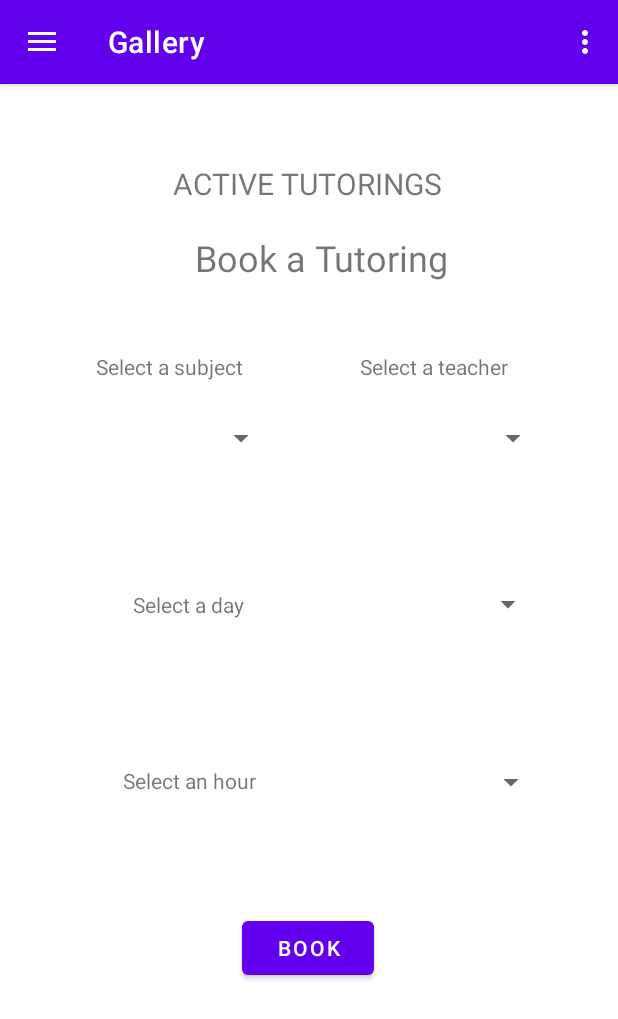
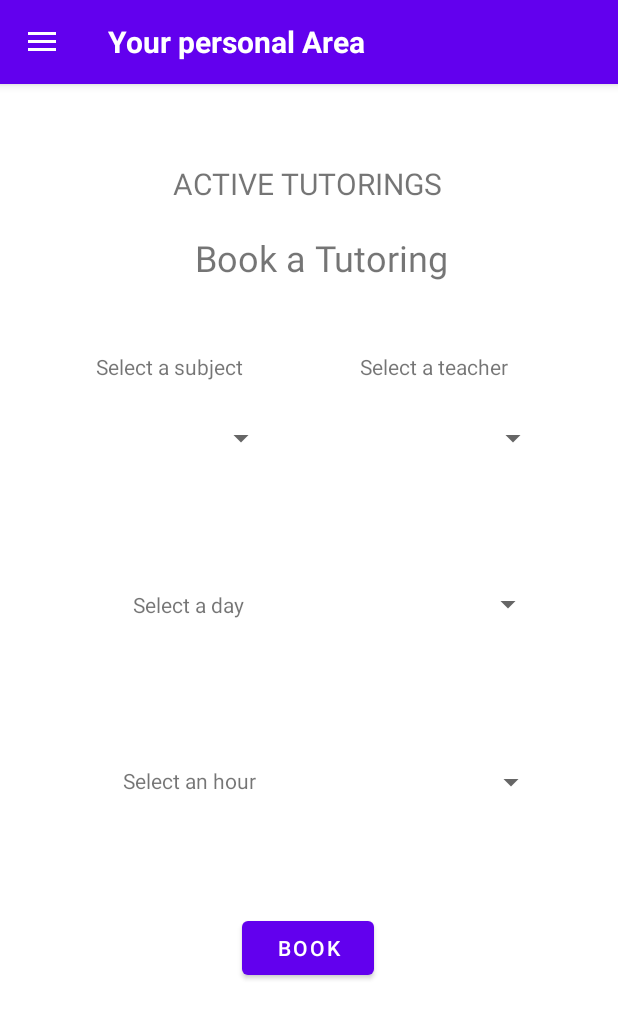
Before and after one commit to Toure-exe/client_android_ripetizioni, an Android app: the BookingFragment screen opened through its navigation route, in the side drawer, after a tap on "Active bookings", on a phone screen of 412 x 824 dp. Shown: the top 1019 px of the screen. Run offline under Robolectric (Android 15) with nearby library versions, the light colour scheme and no system bars; our stand-ins replace navigation-ui.

Commit message:
pulizia codice

```diff
--- a/OnlineLessons/app/src/main/java/com/example/onlinelessons/LoggedActivity.java
+++ b/OnlineLessons/app/src/main/java/com/example/onlinelessons/LoggedActivity.java
@@ -5,15 +5,12 @@ import android.os.Bundle;
 import android.util.Log;
 import android.view.MenuItem;
 import android.view.View;
-import android.view.Menu;
 import android.widget.TextView;
 
 
 import com.example.onlinelessons.ui.gallery.BookingFragment;
-import com.example.onlinelessons.ui.home.HomeFragment;
 import com.example.onlinelessons.ui.slideshow.ActiveFragment;
 import com.example.onlinelessons.ui.slideshow.SlideshowFragment;
-import com.google.android.material.snackbar.Snackbar;
 import com.google.android.material.navigation.NavigationView;
 
 import androidx.annotation.NonNull;
@@ -23,7 +20,6 @@ import androidx.fragment.app.FragmentManager;
 import androidx.fragment.app.FragmentTransaction;
 import androidx.navigation.NavController;
 import androidx.navigation.Navigation;
-import androidx.navigation.fragment.NavHostFragment;
 import androidx.navigation.ui.AppBarConfiguration;
 import androidx.navigation.ui.NavigationUI;
 import androidx.drawerlayout.widget.DrawerLayout;
@@ -53,6 +49,9 @@ public class LoggedActivity extends AppCompatActivity {
         setContentView(binding.getRoot());
         Toolbar tb = (Toolbar) findViewById(R.id.toolbar);
         setSupportActionBar(tb);
+        TextView textView = (TextView)tb.findViewById(R.id.custom_title);
+        textView.setText("Your personal Area");
+        getSupportActionBar().setDisplayShowTitleEnabled(false);
 
         DrawerLayout drawer = binding.drawerLayout;
         NavigationView navigationView = binding.navView;
@@ -79,41 +78,27 @@ public class LoggedActivity extends AppCompatActivity {
     }
 
     @Override
-    public boolean onCreateOptionsMenu(Menu menu) {
-        // Inflate the menu; this adds items to the action bar if it is present.
-        getMenuInflater().inflate(R.menu.logged, menu);
-        return true;
-    }
-
-    @Override
     public boolean onOptionsItemSelected(@NonNull MenuItem item) {
-        Log.d("Logged",""+item.getItemId());
         DrawerLayout drawer = (DrawerLayout) findViewById(R.id.drawer_layout);
         switch (item.getItemId()) {
             case R.id.tutoring:
                 changeView(new BookingFragment());
                 drawer.closeDrawer(GravityCompat.START);
-                Log.d("Logged","ENTRATO TUTORING");
                 return true;
             case R.id.active_booking:
                 changeView(new ActiveFragment());
                 drawer.closeDrawer(GravityCompat.START);
-                Log.d("Logged","ENTRATO BOOKING");
                 return true;
             case R.id.booking_history:
                 changeView(new SlideshowFragment());
                 drawer.closeDrawer(GravityCompat.START);
-                Log.d("Logged","ENTRATO history");
                 return true;
             case R.id.logout:
                 createPostLogout();
-                Log.d("Logged","ENTRATO logout");
                 return true;
             default:
                 return super.onOptionsItemSelected(item);
         }
-
-
     }
 
     private void createPostLogout(){
@@ -142,7 +127,6 @@ public class LoggedActivity extends AppCompatActivity {
 
             @Override
             public void onFailure(Call<String> call, Throwable t) {
-                // Toast.makeText(getActivity(),t.getMessage(),Toast.LENGTH_SHORT).show();
                 Log.d("LoggedActivity", "FAILURE: "+t.getMessage());
             }
         });
--- a/OnlineLessons/app/src/main/java/com/example/onlinelessons/SecondFragment.java
+++ b/OnlineLessons/app/src/main/java/com/example/onlinelessons/SecondFragment.java
@@ -93,10 +93,7 @@ public class SecondFragment extends Fragment {
                     }else if(resp.equals("0")){
                         Toast.makeText(getActivity(),"User not found! ",Toast.LENGTH_SHORT).show();
                     }
-
                 }
-
-
             }
 
             @Override
--- a/OnlineLessons/app/src/main/java/com/example/onlinelessons/ui/gallery/BookingFragment.java
+++ b/OnlineLessons/app/src/main/java/com/example/onlinelessons/ui/gallery/BookingFragment.java
@@ -3,25 +3,17 @@ package com.example.onlinelessons.ui.gallery;
 import android.os.Bundle;
 import android.util.Log;
 import android.view.LayoutInflater;
-import android.view.Menu;
-import android.view.MenuInflater;
-import android.view.MenuItem;
 import android.view.View;
 import android.view.ViewGroup;
 import android.widget.AdapterView;
 import android.widget.ArrayAdapter;
 import android.widget.Button;
 import android.widget.Spinner;
-import android.widget.TextView;
 import android.widget.Toast;
-
 import androidx.annotation.NonNull;
-import androidx.annotation.Nullable;
 import androidx.fragment.app.Fragment;
 import androidx.fragment.app.FragmentManager;
 import androidx.fragment.app.FragmentTransaction;
-import androidx.lifecycle.Observer;
-import androidx.lifecycle.ViewModelProvider;
 
 import com.example.onlinelessons.JsonPlaceHolderApi;
 import com.example.onlinelessons.Model.Tutoring;
@@ -39,7 +31,6 @@ import retrofit2.converter.gson.GsonConverterFactory;
 
 public class BookingFragment extends Fragment implements AdapterView.OnItemSelectedListener {
 
-    private BookingViewModel bookingViewModel;
     private FragmentBookingBinding binding;
     private View view;
     private static List<Tutoring> currentTutoring = new ArrayList<>();
@@ -76,14 +67,8 @@ public class BookingFragment extends Fragment implements AdapterView.OnItemSelec
                 }else{
                     Toast.makeText(view.getContext(),"You must fill in the fields",Toast.LENGTH_SHORT).show();
                 }
-
-
-
-
             }
         });
-
-
 
         return view;
     }
@@ -102,23 +87,18 @@ public class BookingFragment extends Fragment implements AdapterView.OnItemSelec
                 if(!response.isSuccessful()){
                     Log.d("insert Booking:", "HTTP CODE: "+response.code());
                 }else{
-
                     String resp = response.body();
-                   if(resp.equals("true")){
+                    if(resp.equals("true")){
                         Toast.makeText(view.getContext(),"Your booking has been correctly inserted in the system",Toast.LENGTH_SHORT).show();
                         reloadFragment(new BookingFragment());
                     }else {
                         Toast.makeText(view.getContext(),"Error, please retry",Toast.LENGTH_SHORT).show();
-
                     }
-
-
                 }
             }
 
             @Override
             public void onFailure(Call<String> call, Throwable t) {
-                // Toast.makeText(getActivity(),t.getMessage(),Toast.LENGTH_SHORT).show();
                 Log.d("insert booking", "FAILURE: "+t.getMessage());
             }
         });
@@ -146,19 +126,15 @@ public class BookingFragment extends Fragment implements AdapterView.OnItemSelec
                 if(!response.isSuccessful()){
                     Log.d("LoggedActivity", "HTTP CODE: "+response.code());
                 }else{
-
                     List<String> resp = new ArrayList<>();
                     resp = response.body();
                     resp.add(0,"Select a subject");
                     fillSpinner(resp,R.id.spinnerMateria);
-
-
                 }
             }
 
             @Override
             public void onFailure(Call<List<String>> call, Throwable t) {
-                // Toast.makeText(getActivity(),t.getMessage(),Toast.LENGTH_SHORT).show();
                 Log.d("active", "FAILURE: "+t.getMessage());
             }
         });
@@ -179,18 +155,15 @@ public class BookingFragment extends Fragment implements AdapterView.OnItemSelec
                 if(!response.isSuccessful()){
                     Log.d("LoggedActivity", "HTTP CODE: "+response.code());
                 }else{
-
                     List<String> resp = new ArrayList<>();
                     resp = response.body();
                     resp.add(0,"Select a teacher");
                     fillSpinner(resp,R.id.spinnerProf);
-
                 }
             }
 
             @Override
             public void onFailure(Call<List<String>> call, Throwable t) {
-                // Toast.makeText(getActivity(),t.getMessage(),Toast.LENGTH_SHORT).show();
                 Log.d("active", "FAILURE: "+t.getMessage());
             }
         });
@@ -223,17 +196,12 @@ public class BookingFragment extends Fragment implements AdapterView.OnItemSelec
                 if(!response.isSuccessful()){
                     Log.d("requestAvailability", "HTTP CODE: "+response.code());
                 }else{
-
-                   // List<Tutoring> resp = new ArrayList<>();
                     currentTutoring = response.body();
-                  //  fillSpinner(resp,R.id.spinnerProf);
-
                 }
             }
 
             @Override
             public void onFailure(Call<List<Tutoring>> call, Throwable t) {
-                // Toast.makeText(getActivity(),t.getMessage(),Toast.LENGTH_SHORT).show();
                 Log.d("active", "FAILURE: "+t.getMessage());
             }
         });
@@ -299,6 +267,7 @@ public class BookingFragment extends Fragment implements AdapterView.OnItemSelec
                 if(!subject.equals("Select a subject"))
                     requestTeachers(subject);
                 break;
+
             case R.id.spinnerProf:
                 String teacherSelected = adapterView.getItemAtPosition(i).toString();
                 if(!teacherSelected.equals("Select a teacher")){
@@ -309,8 +278,8 @@ public class BookingFragment extends Fragment implements AdapterView.OnItemSelec
                     String subjectSelected = mySpinner.getSelectedItem().toString();
                     requestAvailability(subjectSelected,teacherSelected);
                 }
+                break;
 
-                break;
             case R.id.spinnerGiorno:
                 String daySelected = adapterView.getItemAtPosition(i).toString();
                 if(!daySelected.equals("Select a day")){
@@ -318,6 +287,7 @@ public class BookingFragment extends Fragment implements AdapterView.OnItemSelec
                     fillSpinner(hoursList,R.id.spinnerOra);
                 }
                 break;
+
             default:
                 Log.d("SPINNER","SPINNER ID DOESN'T EXISTS");
                 break;
--- a/OnlineLessons/app/src/main/res/layout/app_bar_logged.xml
+++ b/OnlineLessons/app/src/main/res/layout/app_bar_logged.xml
@@ -16,7 +16,17 @@
             android:layout_width="match_parent"
             android:layout_height="?attr/actionBarSize"
             android:background="?attr/colorPrimary"
-            app:popupTheme="@style/Theme.OnlineLessons.PopupOverlay" />
+            app:popupTheme="@style/Theme.OnlineLessons.PopupOverlay" >
+
+            <TextView
+                android:id="@+id/custom_title"
+                android:layout_width="wrap_content"
+                android:layout_height="wrap_content"
+
+                android:textColor="@color/white"
+                android:textSize="20sp"
+                android:textStyle="bold" />
+        </androidx.appcompat.widget.Toolbar>
 
     </com.google.android.material.appbar.AppBarLayout>
 
```
Also changed, not shown: OnlineLessons/app/src/main/java/com/example/onlinelessons/MainActivity.java (+0 -7 lines), OnlineLessons/app/src/main/java/com/example/onlinelessons/Model/AlertPane.java (+0 -9 lines), OnlineLessons/app/src/main/java/com/example/onlinelessons/Post.java (deleted, +0 -17 lines), OnlineLessons/app/src/main/java/com/example/onlinelessons/ui/home/HomeFragment.java (+4 -34 lines), OnlineLessons/app/src/main/java/com/example/onlinelessons/ui/home/ImgpageFragment.java (+1 -7 lines), OnlineLessons/app/src/main/java/com/example/onlinelessons/ui/slideshow/ActiveFragment.java (+7 -20 lines), OnlineLessons/app/src/main/java/com/example/onlinelessons/ui/slideshow/SlideshowFragment.java (+9 -28 lines).
